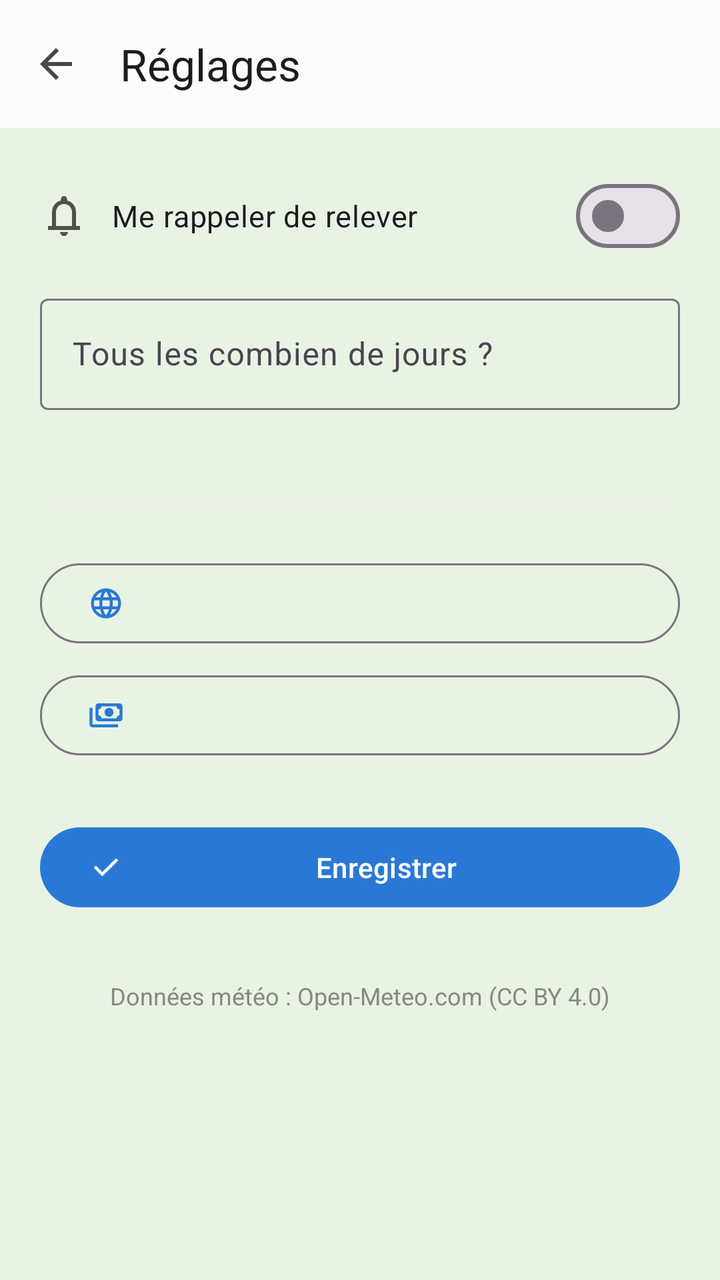
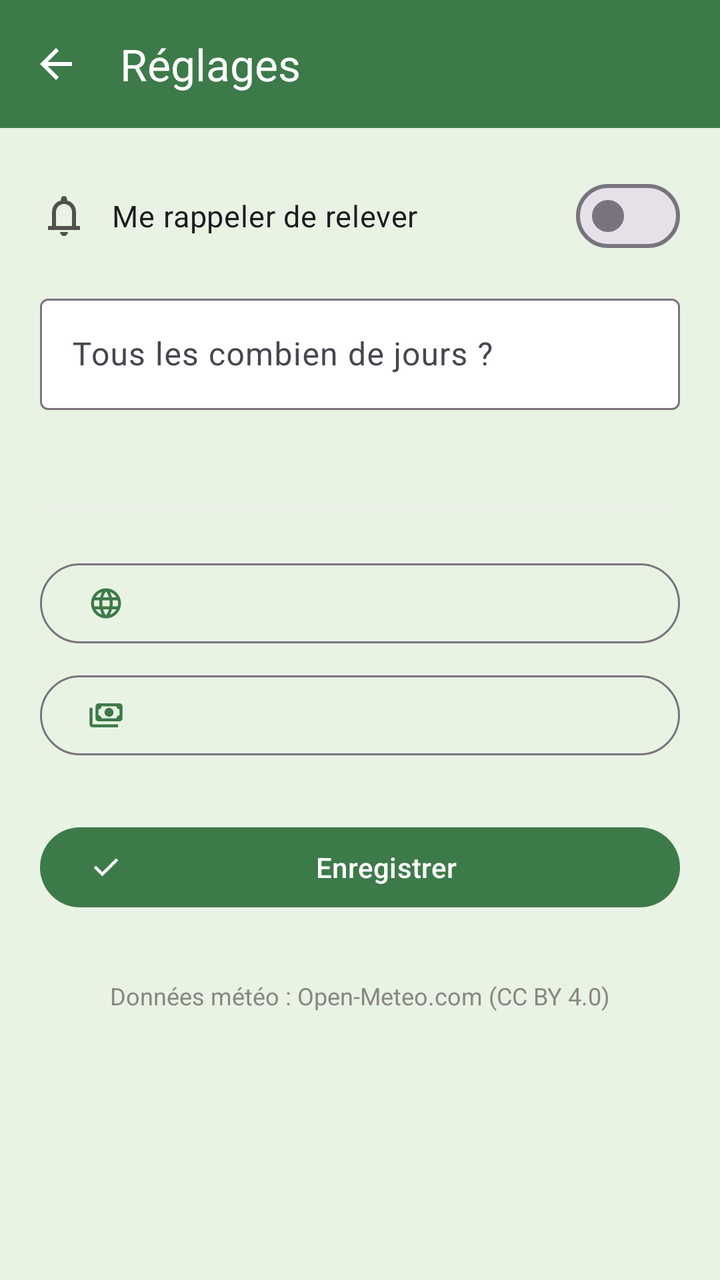

Two renders of the same Android screen: before a commit and after it. Below are the layout's source before the change and the commit's diff.
<!-- AndroidManifest.xml: application theme Theme.SuiviCompteurs -->
<!-- res/layout/activity_reglages.xml -->
<?xml version="1.0" encoding="utf-8"?>
<LinearLayout xmlns:android="http://schemas.android.com/apk/res/android"
    xmlns:app="http://schemas.android.com/apk/res-auto"
    android:id="@+id/root"
    android:layout_width="match_parent"
    android:layout_height="match_parent"
    android:orientation="vertical"
    android:background="@color/plan">

    <com.google.android.material.appbar.MaterialToolbar
        android:id="@+id/barre"
        android:layout_width="match_parent"
        android:layout_height="?attr/actionBarSize"
        android:background="@color/surface"
        app:navigationIcon="@drawable/ic_retour"
        app:title="@string/titre_reglages" />

    <ScrollView
        android:layout_width="match_parent"
        android:layout_height="0dp"
        android:layout_weight="1">

        <LinearLayout
            android:layout_width="match_parent"
            android:layout_height="wrap_content"
            android:orientation="vertical"
            android:padding="20dp">

            <com.google.android.material.materialswitch.MaterialSwitch
                android:id="@+id/interrupteurRappel"
                android:drawableStart="@drawable/ic_rappel"
                android:drawablePadding="12dp"
                app:drawableTint="@color/encre_2"
                android:layout_width="match_parent"
                android:layout_height="wrap_content"
                android:text="@string/rappel_titre_reglage"
                android:textSize="15sp" />

            <LinearLayout
                android:id="@+id/blocJours"
                android:layout_width="match_parent"
                android:layout_height="wrap_content"
                android:layout_marginTop="12dp"
                android:orientation="vertical">

                <com.google.android.material.textfield.TextInputLayout
                    style="@style/Widget.Material3.TextInputLayout.OutlinedBox"
                    android:layout_width="match_parent"
                    android:layout_height="wrap_content"
                    android:hint="@string/rappel_intervalle">

                    <com.google.android.material.textfield.TextInputEditText
                        android:id="@+id/champJours"
                        android:layout_width="match_parent"
                        android:layout_height="wrap_content"
                        android:inputType="number" />
                </com.google.android.material.textfield.TextInputLayout>

                <TextView
                    android:id="@+id/texteProchainRappel"
                    android:layout_width="match_parent"
                    android:layout_height="wrap_content"
                    android:layout_marginTop="6dp"
                    android:textColor="@color/encre_2"
                    android:textSize="13sp" />
            </LinearLayout>

            <View
                android:layout_width="match_parent"
                android:layout_height="1dp"
                android:layout_marginVertical="24dp"
                android:background="@color/bandeau_calme" />

            <com.google.android.material.button.MaterialButton
                android:id="@+id/boutonLangue"
                app:icon="@drawable/ic_langue"
                style="@style/Widget.Material3.Button.OutlinedButton"
                android:layout_width="match_parent"
                android:layout_height="wrap_content" />

            <com.google.android.material.button.MaterialButton
                android:id="@+id/boutonDevise"
                app:icon="@drawable/ic_devise"
                style="@style/Widget.Material3.Button.OutlinedButton"
                android:layout_width="match_parent"
                android:layout_height="wrap_content"
                android:layout_marginTop="8dp" />

            <com.google.android.material.button.MaterialButton
                android:id="@+id/boutonEnregistrer"
                app:icon="@drawable/ic_valider"
                android:layout_width="match_parent"
                android:layout_height="wrap_content"
                android:layout_marginTop="28dp"
                android:text="@string/enregistrer" />

            
            <com.google.android.material.button.MaterialButton
                android:id="@+id/boutonDons"
                app:icon="@drawable/ic_dons"
                app:iconTint="@color/critique"
                style="@style/Widget.Material3.Button.TextButton"
                android:layout_width="match_parent"
                android:layout_height="wrap_content"
                android:layout_marginTop="16dp"
                android:text="@string/soutenir"
                android:visibility="gone" />

            
            <TextView
                android:layout_width="match_parent"
                android:layout_height="wrap_content"
                android:layout_marginTop="32dp"
                android:gravity="center"
                android:text="@string/source_meteo"
                android:textColor="@color/encre_3"
                android:textSize="12sp" />

            
            <TextView
                android:id="@+id/texteVersion"
                android:layout_width="match_parent"
                android:layout_height="wrap_content"
                android:layout_marginTop="4dp"
                android:gravity="center"
                android:textColor="@color/encre_3"
                android:textSize="12sp" />
        </LinearLayout>
    </ScrollView>
</LinearLayout>
<!-- resources referenced by this layout -->
<resources>
  <color name="bandeau_calme">#F2F2EE</color>
  <color name="critique">#D03B3B</color>
  <color name="encre_2">#52514E</color>
  <color name="encre_3">#898781</color>
  <color name="plan">#E8F3E4</color>
  <color name="surface">#FCFCFB</color>
  <!-- drawable ic_dons (drawable) -->
  <?xml version="1.0" encoding="utf-8"?>
  <vector xmlns:android="http://schemas.android.com/apk/res/android"
      android:width="24dp"
      android:height="24dp"
      android:viewportWidth="960"
      android:viewportHeight="960"
      android:tint="?attr/colorControlNormal">
      <group android:translateY="960">
          <path
              android:fillColor="#000000"
              android:pathData="m480-120-58-52q-101-91-167-157T150-447.5Q111-500 95.5-544T80-634q0-94 63-157t157-63q52 0 99 22t81 62q34-40 81-62t99-22q94 0 157 63t63 157q0 46-15.5 90T810-447.5Q771-395 705-329T538-172l-58 52Z" />
      </group>
  </vector>
  <!-- drawable ic_retour (drawable) -->
  <vector xmlns:android="http://schemas.android.com/apk/res/android"
      android:width="24dp"
      android:height="24dp"
      android:viewportWidth="24"
      android:viewportHeight="24"
      android:tint="?attr/colorControlNormal">
      <path
          android:fillColor="#000000"
          android:pathData="M20,11H7.83l5.59,-5.59L12,4l-8,8 8,8 1.41,-1.41L7.83,13H20v-2z" />
  </vector>
  <!-- drawable ic_valider (drawable) -->
  <?xml version="1.0" encoding="utf-8"?>
  <vector xmlns:android="http://schemas.android.com/apk/res/android"
      android:width="24dp"
      android:height="24dp"
      android:viewportWidth="960"
      android:viewportHeight="960"
      android:tint="?attr/colorControlNormal">
      <group android:translateY="960">
          <path
              android:fillColor="#000000"
              android:pathData="M382-240 154-468l57-57 171 171 367-367 57 57-424 424Z" />
      </group>
  </vector>
  <string name="enregistrer">Enregistrer</string>
  <string name="rappel_intervalle">Tous les combien de jours ?</string>
  <string name="rappel_titre_reglage">Me rappeler de relever</string>
  <string name="source_meteo">Données météo : Open-Meteo.com (CC BY 4.0)</string>
  <string name="soutenir">Soutenir le développement (don libre)</string>
  <string name="titre_reglages">Réglages</string>
  <style name="Theme.SuiviCompteurs" parent="Theme.Material3.DayNight.NoActionBar">
          <item name="colorPrimary">@color/primaire</item>
          <item name="colorPrimaryDark">@color/primaire_sombre</item>
          <item name="colorSecondary">@color/primaire</item>
          <item name="android:colorBackground">@color/plan</item>
          
          <item name="android:statusBarColor" tools:targetApi="l">@android:color/transparent</item>
          <item name="android:navigationBarColor" tools:targetApi="l">@android:color/transparent</item>
      </style>
  <color name="primaire">#2A78D6</color>
  <color name="primaire_sombre">#1C5CAB</color>
  <!-- unchanged entries left out for length: 3 -->
</resources>

<!-- the commit's change to res/layout/activity_reglages.xml (unified diff, before → after) -->
@@ -9,9 +9,7 @@
 
     <com.google.android.material.appbar.MaterialToolbar
         android:id="@+id/barre"
-        android:layout_width="match_parent"
-        android:layout_height="?attr/actionBarSize"
-        android:background="@color/surface"
+        style="@style/BarreTitre"
         app:navigationIcon="@drawable/ic_retour"
         app:title="@string/titre_reglages" />
 
@@ -45,6 +43,7 @@
 
                 <com.google.android.material.textfield.TextInputLayout
                     style="@style/Widget.Material3.TextInputLayout.OutlinedBox"
+                    app:boxBackgroundColor="@android:color/white"
                     android:layout_width="match_parent"
                     android:layout_height="wrap_content"
                     android:hint="@string/rappel_intervalle">
<!-- resource entries referenced after the edit -->
@@ -5,7 +5,6 @@
   <color name="encre_2">#52514E</color>
   <color name="encre_3">#898781</color>
   <color name="plan">#E8F3E4</color>
-  <color name="surface">#FCFCFB</color>
   <!-- drawable ic_dons (drawable) -->
   <?xml version="1.0" encoding="utf-8"?>
   <vector xmlns:android="http://schemas.android.com/apk/res/android"
@@ -51,17 +50,34 @@
   <string name="source_meteo">Données météo : Open-Meteo.com (CC BY 4.0)</string>
   <string name="soutenir">Soutenir le développement (don libre)</string>
   <string name="titre_reglages">Réglages</string>
+  <style name="BarreTitre">
+          <item name="android:layout_width">match_parent</item>
+          <item name="android:layout_height">wrap_content</item>
+          <item name="android:minHeight">?attr/actionBarSize</item>
+          <item name="android:background">@color/barre</item>
+          <item name="android:theme">@style/ThemeOverlay.Material3.Dark.ActionBar</item>
+          <item name="popupTheme">@style/MenuClair</item>
+          <item name="titleTextColor">@android:color/white</item>
+      </style>
   <style name="Theme.SuiviCompteurs" parent="Theme.Material3.DayNight.NoActionBar">
           <item name="colorPrimary">@color/primaire</item>
           <item name="colorPrimaryDark">@color/primaire_sombre</item>
           <item name="colorSecondary">@color/primaire</item>
           <item name="android:colorBackground">@color/plan</item>
           
+          <item name="colorSurfaceContainer">@color/plan</item>
+          
           <item name="android:statusBarColor" tools:targetApi="l">@android:color/transparent</item>
           <item name="android:navigationBarColor" tools:targetApi="l">@android:color/transparent</item>
+          
+          <item name="android:windowLightStatusBar" tools:targetApi="m">false</item>
       </style>
-  <color name="primaire">#2A78D6</color>
-  <color name="primaire_sombre">#1C5CAB</color>
+  <color name="barre">#3D7A4A</color>
+  <style name="MenuClair" parent="ThemeOverlay.Material3.Light">
+          <item name="colorSurfaceContainer">@color/plan</item>
+      </style>
+  <color name="primaire">#3D7A4A</color>
+  <color name="primaire_sombre">#2C5E37</color>
   <!-- unchanged entries left out for length: 3 -->
 </resources>
 
